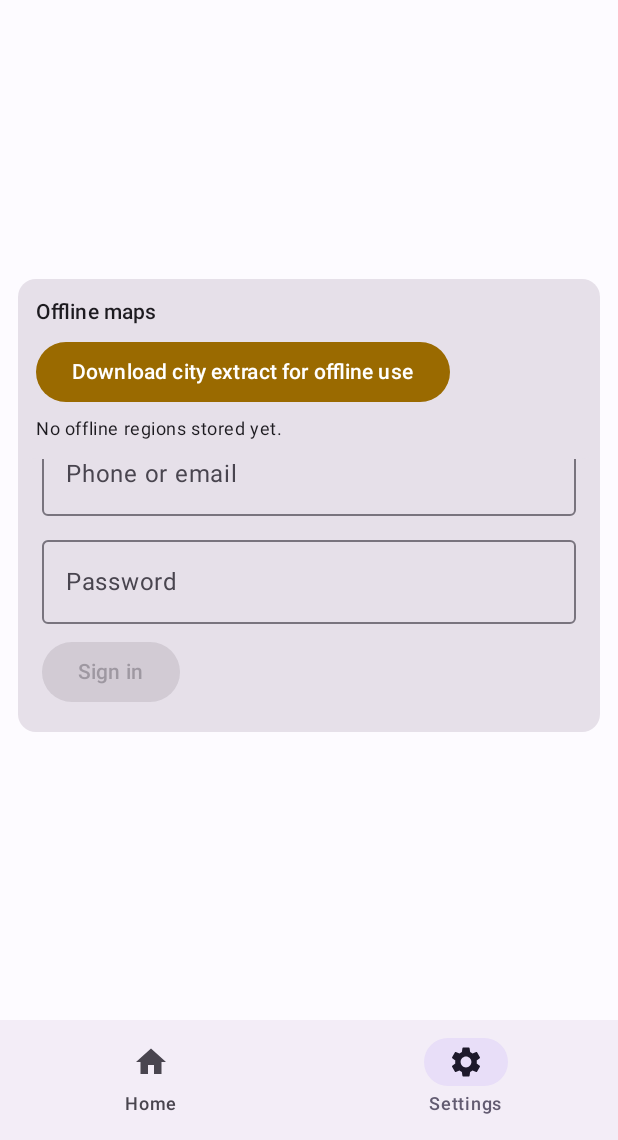
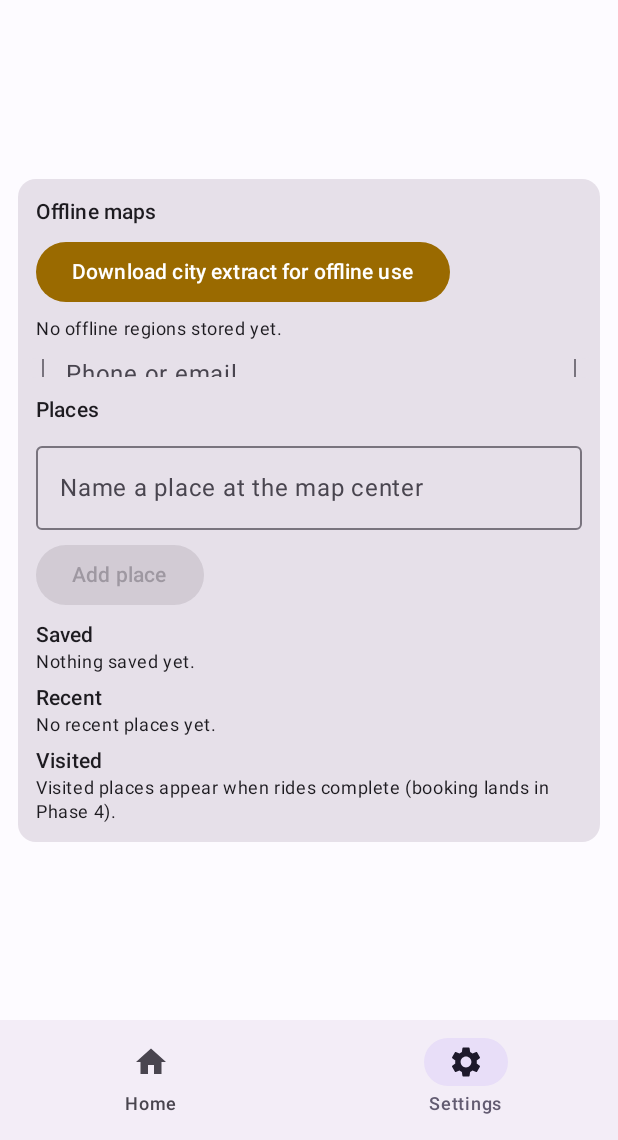
Before and after one commit to stev199/ride-hailing-platform, an Android app built with Jetpack Compose: the settings screen opened through its navigation route, on a phone screen of 412 x 824 dp, the part 96-1236 px from its top. Run offline under Robolectric (Android 15) with nearby library versions, the phone set to English and light mode, and no system bars; our stand-ins replace Dagger/Hilt's generated code; libraries missing offline, so code that uses them is left out: org.maplibre.android; 2 statements that could not run were skipped.

Commit message:
feat(android): P3-3 - visited places UI (bucketed place history)
- core-map: PlacesCardViewModel (PlacesBuckets recent/saved/visited from PlaceDao.all()
  mapped per source, @ClockMs lambda) + PlacesCard: bucketed list with save/unsave +
  delete + add-at-map-center (v1; map-tap picking = Phase 4 booking flow); visited
  bucket empty by construction until rides exist - honest i18n note in en/fr/ar
- apps: settings extraCard slot now Column(OfflineMapCard, PlacesCard)
- PlacesCardViewModelTest 3/3 JVM (bucket split, toggleSave round-trip, delete +
  blank-name rejection); local suite 44 unit tests green; build exit 0

```diff
--- a/android/app-driver/src/main/kotlin/com/ridehailing/driver/MainActivity.kt
+++ b/android/app-driver/src/main/kotlin/com/ridehailing/driver/MainActivity.kt
@@ -11,7 +11,9 @@ import com.ridehailing.core.data.outbox.OutboxRepository
 import com.ridehailing.core.data.prefs.ThemeStore
 import com.ridehailing.core.map.DriverMapScreen
 import com.ridehailing.core.map.MapConfig
+import androidx.compose.foundation.layout.Column
 import com.ridehailing.core.map.OfflineMapCard
+import com.ridehailing.core.map.PlacesCard
 import com.ridehailing.core.screens.SessionScreen
 import com.ridehailing.core.ui.AppMode
 import com.ridehailing.core.ui.ModeNavApp
@@ -69,7 +71,10 @@ class MainActivity : ComponentActivity() {
                                 lifecycleScope.launch { themeStore.setLanguage(value) }
                             },
                             extraCard = {
-                                OfflineMapCard(config = MapConfig(styleUrl = BuildConfig.MAP_STYLE_URL))
+                                Column {
+                                    OfflineMapCard(config = MapConfig(styleUrl = BuildConfig.MAP_STYLE_URL))
+                                    PlacesCard(config = MapConfig(styleUrl = BuildConfig.MAP_STYLE_URL))
+                                }
                             },
                         )
                     },
--- /dev/null
+++ b/android/core-map/src/main/kotlin/com/ridehailing/core/map/PlacesCard.kt
@@ -0,0 +1,127 @@
+package com.ridehailing.core.map
+
+import androidx.compose.foundation.layout.Arrangement
+import androidx.compose.foundation.layout.Column
+import androidx.compose.foundation.layout.Row
+import androidx.compose.foundation.layout.fillMaxWidth
+import androidx.compose.foundation.layout.padding
+import androidx.compose.material3.Button
+import androidx.compose.material3.Card
+import androidx.compose.material3.MaterialTheme
+import androidx.compose.material3.OutlinedTextField
+import androidx.compose.material3.Text
+import androidx.compose.material3.TextButton
+import androidx.compose.runtime.Composable
+import androidx.compose.runtime.collectAsState
+import androidx.compose.runtime.getValue
+import androidx.compose.runtime.mutableStateOf
+import androidx.compose.runtime.remember
+import androidx.compose.runtime.saveable.rememberSaveable
+import androidx.compose.runtime.setValue
+import androidx.compose.ui.Alignment
+import androidx.compose.ui.Modifier
+import androidx.compose.ui.res.stringResource
+import androidx.compose.ui.semantics.semantics
+import androidx.compose.ui.semantics.testTag
+import androidx.compose.ui.unit.dp
+import androidx.hilt.navigation.compose.hiltViewModel
+import com.ridehailing.core.data.db.PLACE_SOURCE_SAVED
+import com.ridehailing.core.data.db.PLACE_SOURCE_VISITED
+
+/**
+ * Places card (P3-3 "visited places"): the offline-first place history bucketed by
+ * source, with save/unsave + delete. Adding uses the map center in v1 (map-tap picking
+ * lands with the booking flow, Phase 4); the visited bucket is empty by construction
+ * until completed rides exist (Phase 4+) and says so honestly.
+ */
+@Composable
+fun PlacesCard(
+    config: MapConfig,
+    modifier: Modifier = Modifier,
+) {
+    val vm: PlacesCardViewModel = hiltViewModel()
+    val buckets by vm.buckets.collectAsState()
+    var newName by rememberSaveable { mutableStateOf("") }
+
+    Card(modifier = modifier.fillMaxWidth().padding(horizontal = 12.dp, vertical = 6.dp)) {
+        Column(modifier = Modifier.padding(12.dp), verticalArrangement = Arrangement.spacedBy(6.dp)) {
+            Text(text = stringResource(R.string.places_title), style = MaterialTheme.typography.titleSmall)
+
+            OutlinedTextField(
+                value = newName,
+                onValueChange = { newName = it },
+                singleLine = true,
+                label = { Text(stringResource(R.string.places_addLabel)) },
+                modifier = Modifier.fillMaxWidth().semantics { testTag = "places_add_name" },
+            )
+            Button(
+                onClick = {
+                    vm.addAt(newName, config.centerLat, config.centerLng)
+                    newName = ""
+                },
+                enabled = newName.isNotBlank(),
+                modifier = Modifier.semantics { testTag = "places_add_submit" },
+            ) {
+                Text(stringResource(R.string.places_add))
+            }
+
+            PlaceBucket(
+                title = stringResource(R.string.places_saved),
+                places = buckets.saved,
+                emptyText = stringResource(R.string.places_savedEmpty),
+                tagPrefix = "places_saved",
+                onSaveLabel = stringResource(R.string.places_unsave),
+                vm = vm,
+            )
+            PlaceBucket(
+                title = stringResource(R.string.places_recent),
+                places = buckets.recent,
+                emptyText = stringResource(R.string.places_recentEmpty),
+                tagPrefix = "places_recent",
+                onSaveLabel = stringResource(R.string.places_save),
+                vm = vm,
+            )
+            PlaceBucket(
+                title = stringResource(R.string.places_visited),
+                places = buckets.visited,
+                emptyText = stringResource(R.string.places_visitedEmpty),
+                tagPrefix = "places_visited",
+                onSaveLabel = stringResource(R.string.places_save),
+                vm = vm,
+            )
+        }
+    }
+}
+
+@Composable
+private fun PlaceBucket(
+    title: String,
+    places: List<com.ridehailing.core.data.db.PlaceEntity>,
+    emptyText: String,
+    tagPrefix: String,
+    onSaveLabel: String,
+    vm: PlacesCardViewModel,
+) {
+    Column(modifier = Modifier.semantics { testTag = "$tagPrefix-bucket" }) {
+        Text(text = title, style = MaterialTheme.typography.titleSmall)
+        if (places.isEmpty()) {
+            Text(text = emptyText, style = MaterialTheme.typography.bodySmall)
+        } else {
+            places.take(3).forEach { place ->
+                Row(horizontalArrangement = Arrangement.spacedBy(6.dp), verticalAlignment = Alignment.CenterVertically) {
+                    Text(
+                        text = place.name,
+                        style = MaterialTheme.typography.bodyMedium,
+                        modifier = Modifier.semantics { testTag = "$tagPrefix-${place.placeId}" },
+                    )
+                    TextButton(onClick = { vm.toggleSave(place) }) {
+                        Text(onSaveLabel)
+                    }
+                    TextButton(onClick = { vm.delete(place) }) {
+                        Text(stringResource(R.string.places_delete))
+                    }
+                }
+            }
+        }
+    }
+}
--- /dev/null
+++ b/android/core-map/src/main/kotlin/com/ridehailing/core/map/PlacesCardViewModel.kt
@@ -0,0 +1,87 @@
+package com.ridehailing.core.map
+
+import androidx.lifecycle.ViewModel
+import androidx.lifecycle.viewModelScope
+import com.ridehailing.core.data.db.PlaceDao
+import com.ridehailing.core.data.db.PlaceEntity
+import com.ridehailing.core.data.db.PLACE_SOURCE_RECENT
+import com.ridehailing.core.data.db.PLACE_SOURCE_SAVED
+import com.ridehailing.core.data.db.PLACE_SOURCE_VISITED
+import com.ridehailing.core.data.di.ClockMs
+import dagger.hilt.android.lifecycle.HiltViewModel
+import javax.inject.Inject
+import kotlinx.coroutines.flow.SharingStarted
+import kotlinx.coroutines.flow.StateFlow
+import kotlinx.coroutines.flow.map
+import kotlinx.coroutines.flow.stateIn
+import kotlinx.coroutines.launch
+
+/** Bucketed places for the PlacesCard (P3-3): recent / saved / visited, newest first. */
+data class PlacesBuckets(
+    val recent: List<PlaceEntity>,
+    val saved: List<PlaceEntity>,
+    val visited: List<PlaceEntity>,
+)
+
+/**
+ * Places state for the card (P3-3 "visited places"). Everything reads from the
+ * offline-first PlaceDao; remote geocoding results will flow into the same table once
+ * the Photon client exists (P2-4 follow-up). Visited marking comes from completed
+ * rides (Phase 4+) - until then the visited bucket is empty by construction, which the
+ * UI shows honestly.
+ */
+@HiltViewModel
+class PlacesCardViewModel @Inject constructor(
+    private val placeDao: PlaceDao,
+    @ClockMs private val clockMs: () -> Long = { System.currentTimeMillis() },
+) : ViewModel() {
+
+    val buckets: StateFlow<PlacesBuckets> = placeDao.all()
+        .map { all ->
+            PlacesBuckets(
+                recent = all.filter { it.source == PLACE_SOURCE_RECENT }.sortedByDescending { it.lastUsedMs },
+                saved = all.filter { it.source == PLACE_SOURCE_SAVED }.sortedByDescending { it.lastUsedMs },
+                visited = all.filter { it.source == PLACE_SOURCE_VISITED }.sortedByDescending { it.lastUsedMs },
+            )
+        }
+        .stateIn(
+            viewModelScope,
+            SharingStarted.WhileSubscribed(5_000),
+            PlacesBuckets(emptyList(), emptyList(), emptyList()),
+        )
+
+    fun toggleSave(place: PlaceEntity) {
+        viewModelScope.launch {
+            val toSaved = place.source != PLACE_SOURCE_SAVED
+            placeDao.upsert(
+                place.copy(
+                    source = if (toSaved) PLACE_SOURCE_SAVED else PLACE_SOURCE_RECENT,
+                    lastUsedMs = clockMs(),
+                ),
+            )
+        }
+    }
+
+    fun delete(place: PlaceEntity) {
+        viewModelScope.launch { placeDao.delete(place.placeId) }
+    }
+
+    /** Add a named place at the given coordinates (v1: the map center; map-tap picking
+     * lands with the booking flow, Phase 4). */
+    fun addAt(name: String, lat: Double, lng: Double, source: String = PLACE_SOURCE_RECENT) {
+        val trimmed = name.trim()
+        if (trimmed.isEmpty()) return
+        viewModelScope.launch {
+            placeDao.upsert(
+                PlaceEntity(
+                    placeId = "local-${clockMs()}-${trimmed.hashCode()}",
+                    name = trimmed,
+                    lat = lat,
+                    lng = lng,
+                    source = source,
+                    lastUsedMs = clockMs(),
+                ),
+            )
+        }
+    }
+}
--- a/android/core-map/src/main/res/values/strings.xml
+++ b/android/core-map/src/main/res/values/strings.xml
@@ -17,4 +17,16 @@
     <string name="offline_failed">Download failed: %1$s</string>
     <string name="offline_delete">Delete</string>
     <string name="offline_noRegions">No offline regions stored yet.</string>
+    <string name="places_title">Places</string>
+    <string name="places_addLabel">Name a place at the map center</string>
+    <string name="places_add">Add place</string>
+    <string name="places_saved">Saved</string>
+    <string name="places_savedEmpty">Nothing saved yet.</string>
+    <string name="places_recent">Recent</string>
+    <string name="places_recentEmpty">No recent places yet.</string>
+    <string name="places_visited">Visited</string>
+    <string name="places_visitedEmpty">Visited places appear when rides complete (booking lands in Phase 4).</string>
+    <string name="places_save">Save</string>
+    <string name="places_unsave">Unsave</string>
+    <string name="places_delete">Delete</string>
 </resources>
```
Also changed, not shown: android/app-rider/src/main/kotlin/com/ridehailing/rider/MainActivity.kt (+6 -1 lines), 3 other files.
